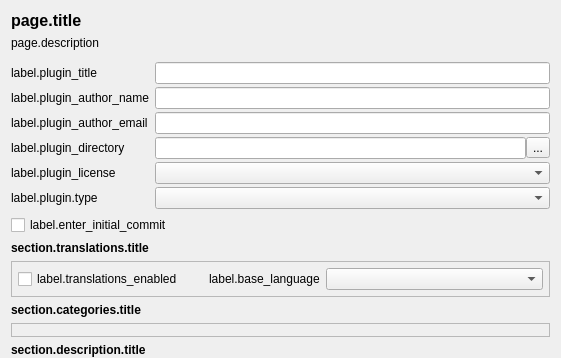
Old version of the form plugin_dialog.ui in the repository rdswift/picard-plugin-create-plugin; both pictures show x 0 to 561 and y 0 to 358 of the 561 by 593 pixel window.
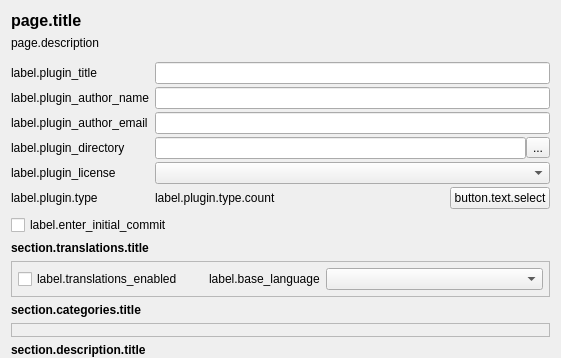
New version of the form.

What changed in the file:
```diff
--- a/plugin_dialog.ui
+++ b/plugin_dialog.ui
@@ -152,7 +152,35 @@
       </widget>
      </item>
      <item row="5" column="1">
-      <widget class="QComboBox" name="plugin_type"/>
+      <layout class="QHBoxLayout" name="plugin_type_layout">
+       <item>
+        <widget class="QLabel" name="label_plugin_type_count">
+         <property name="text">
+          <string>label.plugin.type.count</string>
+         </property>
+        </widget>
+       </item>
+       <item>
+        <spacer name="horizontalSpacer_3">
+         <property name="orientation">
+          <enum>Qt::Orientation::Horizontal</enum>
+         </property>
+         <property name="sizeHint" stdset="0">
+          <size>
+           <width>40</width>
+           <height>20</height>
+          </size>
+         </property>
+        </spacer>
+       </item>
+       <item>
+        <widget class="QPushButton" name="button_select_plugin_types">
+         <property name="text">
+          <string>button.text.select</string>
+         </property>
+        </widget>
+       </item>
+      </layout>
      </item>
     </layout>
    </item>
```
Left out of the diff: 1 changed line with no effect on the pictures.
